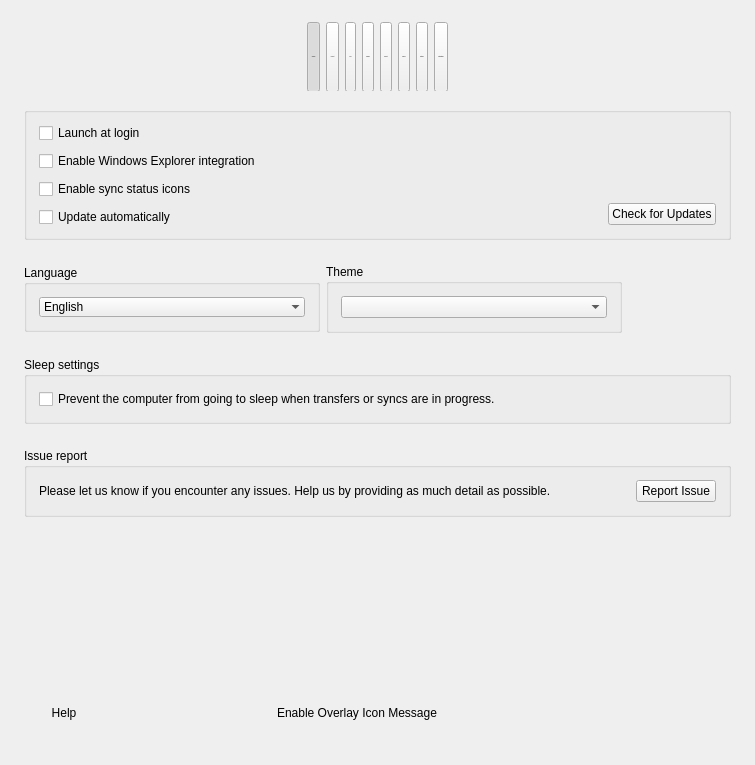
Before: the Qt Designer form src/MEGASync/gui/ui/SettingsDialog.ui in meganz/MEGAsync, drawn with Qt 5.
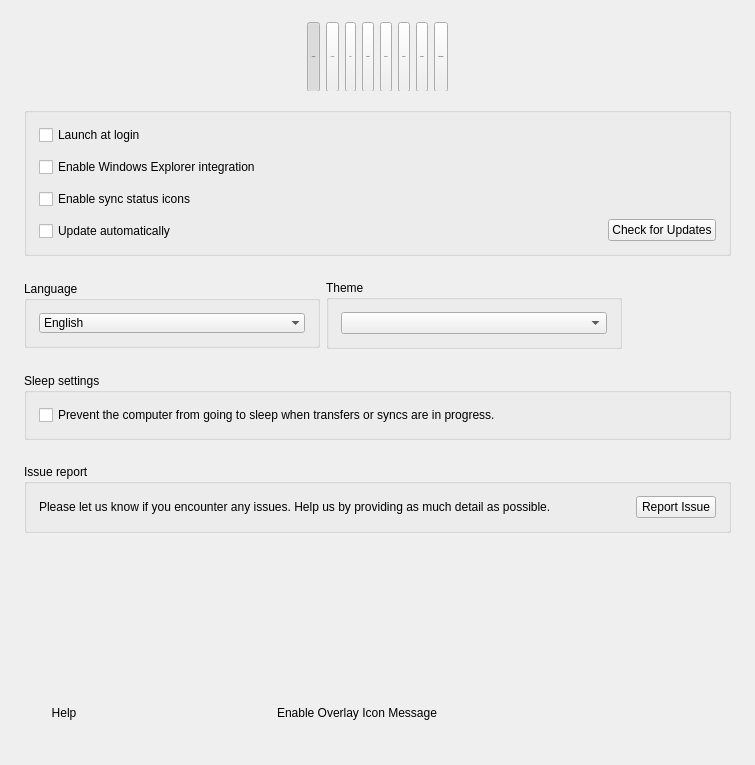
After: the same form once the commit is applied. Icons and pictures are not drawn. Custom widgets are drawn as their Qt base class.

Commit message: SNC-4972 : Fix notifications tab.

```diff
--- a/src/MEGASync/gui/ui/SettingsDialog.ui
+++ b/src/MEGASync/gui/ui/SettingsDialog.ui
@@ -768,7 +768,7 @@
               <property name="maximumSize">
                <size>
                 <width>16777215</width>
-                <height>16</height>
+                <height>16777215</height>
                </size>
               </property>
               <property name="cursor">
@@ -787,7 +787,7 @@
               <property name="maximumSize">
                <size>
                 <width>16777215</width>
-                <height>16</height>
+                <height>16777215</height>
                </size>
               </property>
               <property name="cursor">
@@ -806,7 +806,7 @@
               <property name="maximumSize">
                <size>
                 <width>16777215</width>
-                <height>16</height>
+                <height>16777215</height>
                </size>
               </property>
               <property name="cursor">
@@ -828,7 +828,7 @@
               <property name="maximumSize">
                <size>
                 <width>16777215</width>
-                <height>16</height>
+                <height>16777215</height>
                </size>
               </property>
               <property name="cursor">
```
The commit also changes 2 other files.
